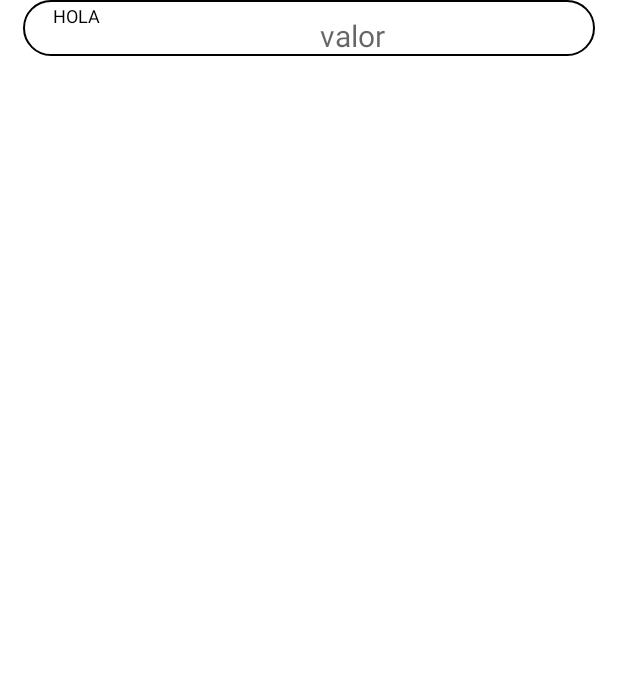
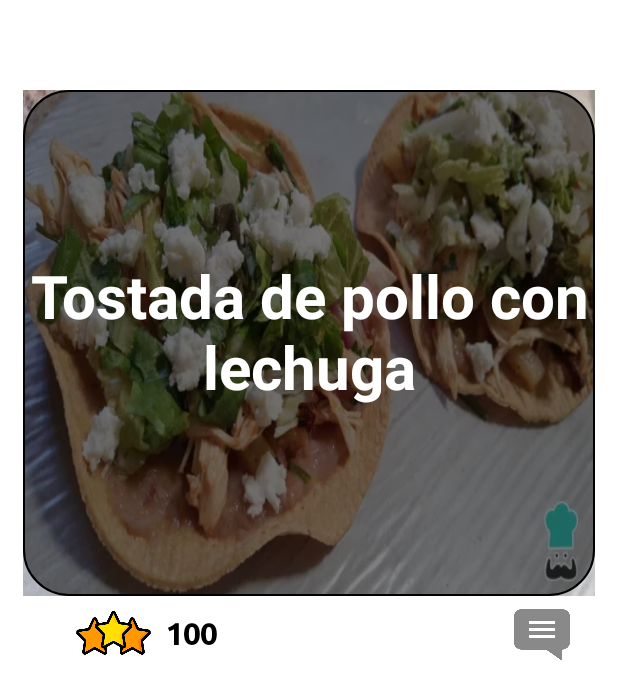
Before and after one commit to JonathanVSB/CookIm, an Android app: the layout item_recipe_content.xml on its own in the app's theme, with its tools: preview values and no code run, on a phone screen of 412 x 824 dp. Shown: the top 699 px of the screen. Run offline under Robolectric (Android 15) with nearby library versions, the phone set to English and light mode, and no system bars.

Commit message:
20/03/2023

```diff
--- a/app/src/main/AndroidManifest.xml
+++ b/app/src/main/AndroidManifest.xml
@@ -32,6 +32,15 @@
                 android:value="" />
         </activity>
 
+        <activity
+            android:name=".ui.RecipePage"
+            >
+
+
+            <meta-data
+                android:name="android.app.lib_name"
+                android:value="" />
+        </activity>
 
 
     </application>
--- a/app/src/main/java/com/example/cookim/HomePage.java
+++ b/app/src/main/java/com/example/cookim/HomePage.java
@@ -5,11 +5,20 @@ import androidx.appcompat.app.AppCompatActivity;
 import android.app.Activity;
 import android.os.Bundle;
 
+import com.example.cookim.databinding.ActivityHomeBinding;
+
 public class HomePage extends Activity {
+
+    private ActivityHomeBinding binding;
 
     @Override
     protected void onCreate(Bundle savedInstanceState) {
         super.onCreate(savedInstanceState);
         setContentView(R.layout.activity_home);
+
+        binding = ActivityHomeBinding.inflate(getLayoutInflater());
+        setContentView(binding.getRoot());
     }
+
+
 }
--- a/app/src/main/java/com/example/cookim/model/Petitions.java
+++ b/app/src/main/java/com/example/cookim/model/Petitions.java
@@ -30,7 +30,7 @@ public class Petitions {
 
         Request req = new Request.Builder().url(url).build();
 
-        client.newCall(req).enqueue(new Callback<LoginModel>() {
+        client.newCall(req).enqueue(new Callback() {
             @Override
             public void onFailure(@NonNull Call call, @NonNull IOException e) {
                 Log.e("Petitions", "Request failed", e);
--- a/app/src/main/java/com/example/cookim/model/user/LoginModel.java
+++ b/app/src/main/java/com/example/cookim/model/user/LoginModel.java
@@ -5,6 +5,9 @@ public class LoginModel {
     int id;
     String userName;
     String password;
+
+    public LoginModel() {
+    }
 
     public LoginModel(String userName, String password) {
         this.userName = userName;
--- /dev/null
+++ b/app/src/main/java/com/example/cookim/ui/RecipePage.java
@@ -0,0 +1,16 @@
+package com.example.cookim.ui;
+
+import android.app.Activity;
+import android.os.Bundle;
+
+import com.example.cookim.R;
+import com.example.cookim.databinding.ActivityHomeBinding;
+
+public class RecipePage extends Activity {
+
+    protected void onCreate(Bundle savedInstanceState) {
+        super.onCreate(savedInstanceState);
+        setContentView(R.layout.item_recipe_content);
+
+    }
+}
--- a/app/src/main/res/drawable-v24/bg_alternative.xml
+++ b/app/src/main/res/drawable-v24/bg_alternative.xml
@@ -3,7 +3,7 @@
     <item >
         <shape android:shape="rectangle"  >
             <corners android:radius="30dip" />
-            <solid android:color="@android:color/white" />
+            <solid android:color="#80000000" />
             <stroke android:color="@color/black"
                 android:width="1dp"
                 />
--- /dev/null
+++ b/app/src/main/res/drawable-v24/rounded_corners.xml
@@ -0,0 +1,4 @@
+<shape xmlns:android="http://schemas.android.com/apk/res/android"
+    android:shape="rectangle">
+    <corners android:radius="16dp" />
+</shape>
--- a/app/src/main/res/layout/item_recipe_content.xml
+++ b/app/src/main/res/layout/item_recipe_content.xml
@@ -2,38 +2,92 @@
 <androidx.constraintlayout.widget.ConstraintLayout xmlns:android="http://schemas.android.com/apk/res/android"
     xmlns:app="http://schemas.android.com/apk/res-auto"
     xmlns:tools="http://schemas.android.com/tools"
-    android:background="@drawable/bg_searcher"
     android:layout_width="match_parent"
     android:layout_height="wrap_content"
     android:layout_marginRight="15dp"
     android:layout_marginLeft="15dp">
 
-    <TextView
-        android:id="@+id/type_value"
+    <Space
+        android:id="@+id/space1"
+        android:layout_width="match_parent"
+        android:layout_height="60dp"
+        app:layout_constraintTop_toTopOf="parent" />
+
+    <com.google.android.material.imageview.ShapeableImageView
+        android:id="@+id/img01"
+        android:layout_width="wrap_content"
+        android:layout_height="wrap_content"
+        app:layout_constraintTop_toBottomOf="@id/space1"
+        app:layout_constraintStart_toStartOf="@id/space1"
+        android:src="@drawable/tostadas_de_pollo_con_lechuga"
+        android:foreground="@drawable/bg_alternative"
+        android:scaleType="fitXY"
+
+        />
+
+    <androidx.constraintlayout.widget.ConstraintLayout
+        android:id="@+id/user_content"
         android:layout_width="0dp"
         android:layout_height="wrap_content"
-        android:layout_marginStart="20dp"
-        android:layout_marginTop="10dp"
+        android:layout_marginStart="15dp"
+        android:layout_marginEnd="15dp"
         app:layout_constraintStart_toStartOf="parent"
-        app:layout_constraintTop_toTopOf="parent"
-        app:layout_constraintBottom_toTopOf="@+id/value"
-        app:layout_constraintEnd_toStartOf="@+id/value"
-        tools:text="HOLA"
-        android:textSize="12dp"
-        android:textColor="@color/black"/>
+        app:layout_constraintEnd_toEndOf="parent"
+        app:layout_constraintTop_toBottomOf="@+id/img01">
 
-    <TextView
-        android:id="@+id/value"
-        android:layout_width="wrap_content"
+        <com.google.android.material.imageview.ShapeableImageView
+            android:id="@+id/profileImage"
+            android:layout_marginLeft="20dp"
+            android:layout_width="50dp"
+            android:layout_height="50dp"
+            android:src="@drawable/stars"
+            app:layout_constraintStart_toStartOf="parent"
+            app:layout_constraintTop_toTopOf="parent"
+            app:shapeAppearanceOverlay="@style/circleImageView" />
+
+        <androidx.appcompat.widget.AppCompatTextView
+            android:id="@+id/tvUsername"
+            android:layout_width="0dp"
+            android:layout_height="wrap_content"
+            android:layout_marginStart="10dp"
+            android:text="100"
+            android:textColor="@color/black"
+            android:textSize="20dp"
+            android:textStyle="bold"
+            android:fontFamily="@font/ubuntumedium"
+            app:layout_constraintBottom_toBottomOf="@id/profileImage"
+            app:layout_constraintStart_toEndOf="@id/profileImage"
+            app:layout_constraintTop_toTopOf="parent" />
+
+        <androidx.appcompat.widget.AppCompatImageView
+            android:id="@+id/menu_btn"
+            android:layout_width="40dp"
+            android:layout_height="40dp"
+            android:elevation="5dp"
+            android:src="@drawable/comment"
+            app:layout_constraintEnd_toEndOf="parent"
+            app:layout_constraintTop_toTopOf="parent"
+            app:layout_constraintBottom_toBottomOf="parent"
+            />
+
+    </androidx.constraintlayout.widget.ConstraintLayout>
+
+    <androidx.appcompat.widget.AppCompatTextView
+        android:id="@+id/name_recipe"
+        android:layout_width="0dp"
         android:layout_height="wrap_content"
-        android:layout_marginRight="20dp"
-        android:layout_marginTop="10dp"
-        app:layout_constraintTop_toTopOf="parent"
-        app:layout_constraintEnd_toEndOf="parent"
-        android:ems="7"
-        tools:hint="valor"
-        android:textSize="20dp"
-        android:textColor="@color/black"/>
+        android:text="Tostada de pollo con lechuga"
+        android:textAlignment="center"
+        android:textColor="@color/white"
+        android:textSize="40dp"
+        android:textStyle="bold"
+        tools:layout_editor_absoluteX="0dp"
+        tools:layout_editor_absoluteY="171dp"
+        app:layout_constraintStart_toStartOf="@id/img01"
+        app:layout_constraintEnd_toEndOf="@id/img01"
+        app:layout_constraintTop_toTopOf="@id/img01"
+        android:layout_marginTop="110dp"
+        />
 
 
 </androidx.constraintlayout.widget.ConstraintLayout>
```
Also changed, not shown: app/src/main/res/drawable/comment.png (added), app/src/main/res/drawable/stars.png (added), app/src/main/res/drawable/tostadas_de_pollo_con_lechuga.webp (added).
